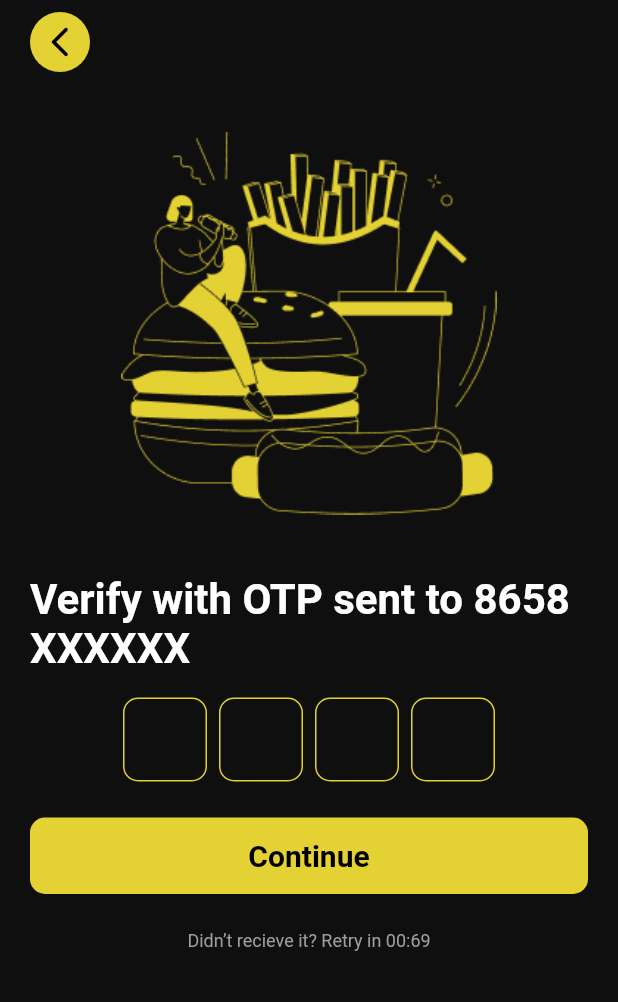
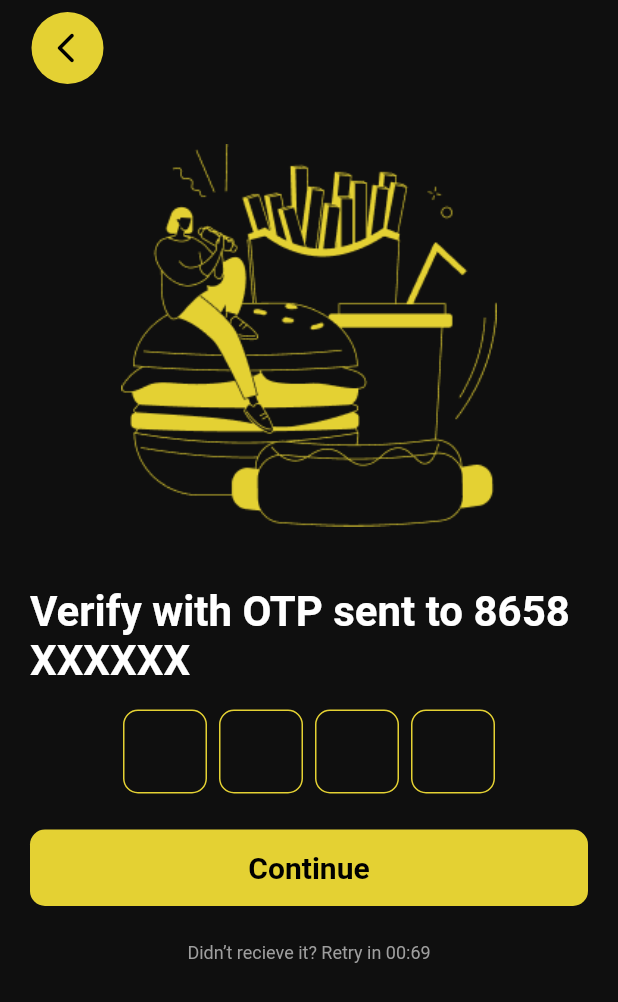
Before and after one commit to dhaladitya108/eatIt, a Flutter app: the screen it shows after launch, on a phone screen of 412 x 824 dp. Shown: the top 1002 px of the screen. Run offline on Flutter 3.47's test engine with Material 2 defaults, Android fonts, the phone set to English and light mode, and no system bars; drawn by our look-alikes of pinput.

Commit message:
fixed the back arrow icon

```diff
--- a/lib/widgets/auth_screen.dart
+++ b/lib/widgets/auth_screen.dart
@@ -16,10 +16,14 @@ class AuthScreen extends StatelessWidget {
               Row(children: [
                 InkWell(
                   onTap: () {},
-                  child: const CircleAvatar(
-                    backgroundColor: AppColors
-                        .bgPrimary, // set the background color of the circle
-                    child: Icon(
+                  child: Container(
+                    padding: const EdgeInsets.only(
+                        top: 12, right: 14, bottom: 12, left: 12),
+                    decoration: const BoxDecoration(
+                        shape: BoxShape.circle,
+                        color: AppColors
+                            .bgPrimary), // set the background color of the circle
+                    child: const Icon(
                       Icons.arrow_back_ios_new_rounded,
                       color: Colors.black,
                       size: 24,
```
